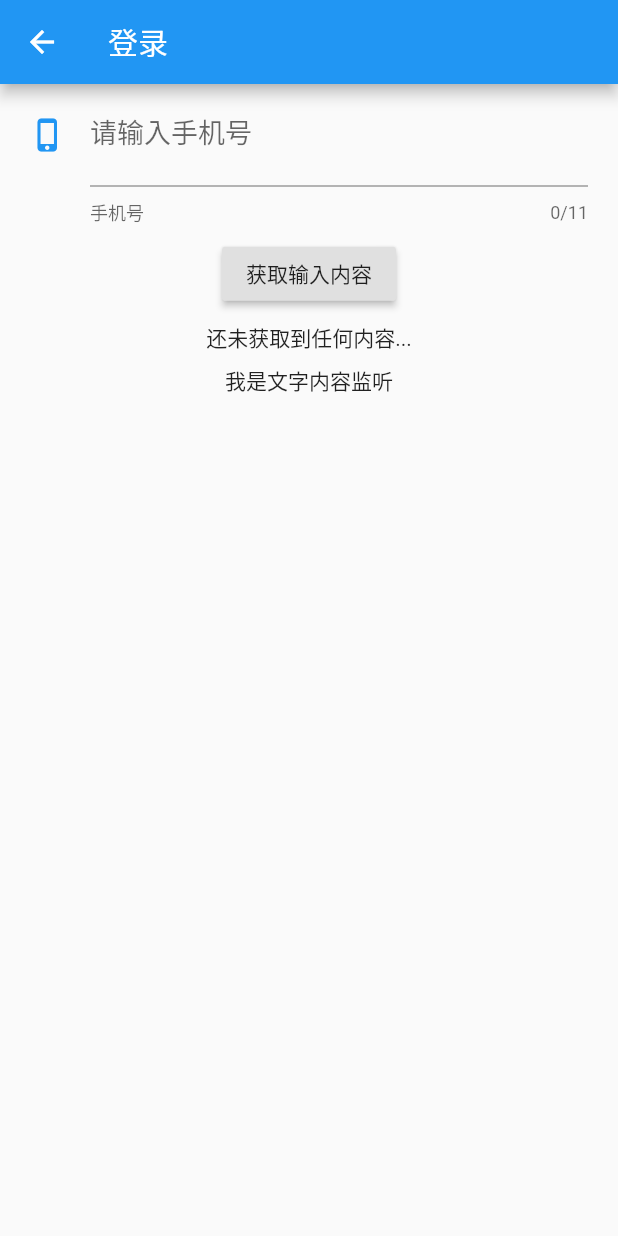
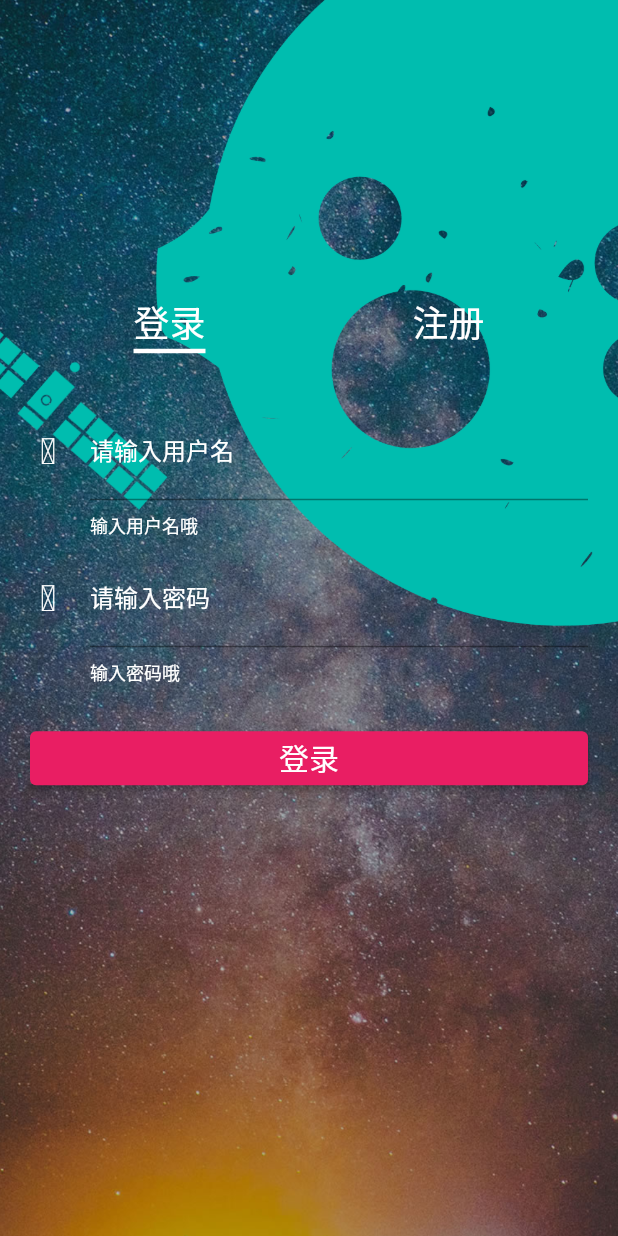
Before and after one commit to xxxxxxxxxxj/flutter_app, a Flutter app: the screen it shows after launch, tab 2 chosen, after a tap on "注册登录界面实战", on a phone screen of 412 x 824 dp. Run offline on Flutter 3.47's test engine with Material 2 defaults, Android fonts, the phone set to English and light mode, and no system bars; our stand-ins replace fluttertoast; network calls fail.

Commit message:
登录注册界面实战

```diff
--- a/lib/pages/appbar_main.dart
+++ b/lib/pages/appbar_main.dart
@@ -5,6 +5,7 @@ import 'package:flutter/cupertino.dart';
 import 'package:flutter_app/pages/layout_page.dart';
 import 'package:flutter_app/pages/login_page.dart';
 import 'package:flutter_app/pages/navigator_main.dart';
+import 'package:flutter_app/pages/registr_and_login.dart';
 
 class TabChangePage extends StatelessWidget {
   // 需要传入的参数
@@ -77,8 +78,9 @@ class TabChangePage extends StatelessWidget {
             mainAxisAlignment: MainAxisAlignment.center,
             children: <Widget>[
               RaisedButton(
-                onPressed: null,
-                child: Text('RaisedButton Disable'),
+                onPressed: () => Navigator.push(context,
+                    CupertinoPageRoute(builder: (_) => RegistrAndLoginPage())),
+                child: Text('注册登录界面实战'),
               ),
               RaisedButton(
                 onPressed: () {
@@ -131,10 +133,11 @@ class TabChangePage extends StatelessWidget {
                   width: 1,
                 ),
                 onPressed: () {
+                  // CupertinoPageRoute 为 iOS 风格切换，支持侧滑关闭当前页面
                   Navigator.push(
-                      context, CupertinoPageRoute(builder: (_) => LoginPage()));
+                      context, CupertinoPageRoute(builder: (_) => LoginPageTest()));
                 },
-                child: Text('注册登录界面实战'),
+                child: Text('注册登录界面实现'),
               ),
             ],
           ),
--- a/lib/pages/login_page.dart
+++ b/lib/pages/login_page.dart
@@ -1,13 +1,13 @@
 import 'package:flutter/material.dart';
 
-class LoginPage extends StatefulWidget {
+class LoginPageTest extends StatefulWidget {
   @override
   State<StatefulWidget> createState() {
-    return _LoginPageState();
+    return _LoginPageTestState();
   }
 }
 
-class _LoginPageState extends State<LoginPage> {
+class _LoginPageTestState extends State<LoginPageTest> {
   // 可以传入初始值
   TextEditingController _textEditingController = TextEditingController();
   FocusNode _focusNode = FocusNode();
--- /dev/null
+++ b/lib/pages/registr_and_login.dart
@@ -0,0 +1,343 @@
+import 'package:flutter/material.dart';
+import 'package:flutter_app/utils/third_icons.dart';
+import 'package:fluttertoast/fluttertoast.dart';
+
+class RegistrAndLoginPage extends StatefulWidget {
+  @override
+  State<StatefulWidget> createState() {
+    return _RegistrAndLoginPageState();
+  }
+}
+
+class _RegistrAndLoginPageState extends State<RegistrAndLoginPage>
+    with SingleTickerProviderStateMixin {
+  List<String> _titleList = ['登录', '注册'];
+  TabController _tabController;
+  List<Widget> _pages = [];
+  int _position = 0;
+
+  @override
+  void initState() {
+    super.initState();
+    _tabController = TabController(length: _titleList.length, vsync: this);
+    _pages..add(LoginPage())..add(RegistrPage());
+    // 当 tab 切换的时候，联动 IndexStack 的 child 页面也进行修改，通过 setState 来修改值
+    _tabController.addListener(() {
+      if (_tabController.indexIsChanging) {
+        setState(() {
+          _position = _tabController.index;
+        });
+      }
+    });
+  }
+
+  @override
+  void dispose() {
+    super.dispose();
+  }
+
+  @override
+  Widget build(BuildContext context) {
+    return Theme(
+        data: ThemeData(
+            primarySwatch: Colors.pink,
+            iconTheme: IconThemeData(color: Colors.pink)),
+        child: Scaffold(
+          body: Container(
+            alignment: Alignment.center,
+            //剧中显示
+            padding: EdgeInsets.all(20),
+            decoration: BoxDecoration(
+                image: DecorationImage(
+                    image: AssetImage('images/login_bg.png'),
+                    fit: BoxFit.cover)),
+            // 先忽略...下面会讲，主要是解决软键盘弹出的时候，界面内容会溢出的问题
+            child: SingleChildScrollView(
+              child: SafeArea(
+                  child: Column(
+                mainAxisAlignment: MainAxisAlignment.center,
+                children: <Widget>[
+                  //顶部页面指示器
+                  TabBar(
+                      indicatorSize: TabBarIndicatorSize.label,
+                      //指示器与字同宽
+                      controller: _tabController,
+                      indicatorWeight: 3,
+                      indicatorColor: Colors.white,
+                      // 返回 tab 列表
+                      tabs: _titleList
+                          .map((str) => Text(
+                                str,
+                                style: TextStyle(
+                                    fontSize: 24, color: Colors.white),
+                              ))
+                          .toList()),
+                  Padding(
+                    padding: EdgeInsets.only(top: 30),
+                    child: SizedBox(
+                      // 切换界面列表
+                      child: IndexedStack(
+                        children: _pages,
+                        index: _position,
+                      ),
+                    ),
+                  )
+                ],
+              )),
+            ),
+          ),
+        ));
+  }
+}
+
+class LoginPage extends StatefulWidget {
+  @override
+  State<StatefulWidget> createState() {
+    return _LoginPageState();
+  }
+}
+
+class _LoginPageState extends State<LoginPage> {
+  //用于判断表单内容是否有效
+  GlobalKey<FormState> _fromKey = GlobalKey();
+
+  //用于获取表单内容
+  TextEditingController _userNameController = TextEditingController();
+  TextEditingController _passwordController = TextEditingController();
+
+  @override
+  void dispose() {
+    super.dispose();
+    //防止内存溢出，销毁
+    _userNameController.dispose();
+    _passwordController.dispose();
+  }
+
+  @override
+  Widget build(BuildContext context) {
+    return Form(
+        key: _fromKey,
+        child: Column(
+          children: <Widget>[
+            Padding(
+              padding: EdgeInsets.symmetric(vertical: 4),
+              child: TextFormField(
+                controller: _userNameController,
+                style: TextStyle(color: Colors.white, fontSize: 16),
+                decoration: InputDecoration(
+                    icon: Icon(
+                      ThirdIcons.username,
+                      size: 24,
+                      color: Colors.white,
+                    ),
+                    labelText: "请输入用户名",
+                    labelStyle: TextStyle(
+                      color: Colors.white,
+                    ),
+                    helperText: '输入用户名哦',
+                    hintText: '请输入用户名哦',
+                    hintStyle: TextStyle(color: Colors.white),
+                    helperStyle: TextStyle(color: Colors.white)),
+                // 有效条件(为空不通过，返回提示语，通过返回 null)
+                validator: (value) =>
+                    value.trim().isNotEmpty ? null : '用户名不能为空哦',
+              ),
+            ),
+            Padding(
+              padding: EdgeInsets.symmetric(vertical: 4),
+              child: TextFormField(
+                obscureText: true,
+                //是否是密码
+                controller: _passwordController,
+                style: TextStyle(color: Colors.white, fontSize: 16),
+                decoration: InputDecoration(
+                  icon: Icon(
+                    ThirdIcons.password,
+                    size: 24,
+                    color: Colors.white,
+                  ),
+                  labelText: "请输入密码",
+                  labelStyle: TextStyle(
+                    color: Colors.white,
+                  ),
+                  helperText: '输入密码哦',
+                  hintText: '请输入密码哦',
+                  hintStyle: TextStyle(color: Colors.white),
+                  helperStyle: TextStyle(color: Colors.white),
+                ),
+                validator: (value) =>
+                    value.trim().length < 6 ? '密码长度不能小于6位' : null,
+              ),
+            ),
+            Padding(
+              padding: EdgeInsets.only(top: 20),
+              child: SizedBox(
+                width: MediaQuery.of(context).size.width,
+                child: RaisedButton(
+                  onPressed: _Login,
+                  color: Colors.pink,
+                  shape: RoundedRectangleBorder(
+                      borderRadius: BorderRadius.all(Radius.circular(4))),
+                  child: Text(
+                    '登录',
+                    style: TextStyle(color: Colors.white, fontSize: 20),
+                  ),
+                ),
+              ),
+            )
+          ],
+        ));
+  }
+
+  _Login() {
+    //取消焦点
+    FocusScope.of(context).requestFocus(FocusNode());
+    //判断表单是否有效
+    if (_fromKey.currentState.validate()) {
+      //获取输入框内容
+      var username = _userNameController.value.text;
+      var password = _passwordController.value.text;
+      //判断登录条件
+      if (username == '小可乐' && password == '20181119') {
+        // 引入的三方插件方法，`Flutter` 没有自带的 `Taost`
+        Fluttertoast.showToast(msg: '登录成功');
+      } else {
+        Fluttertoast.showToast(msg: '登录失败');
+      }
+    }
+  }
+}
+
+class RegistrPage extends StatefulWidget {
+  @override
+  State<StatefulWidget> createState() {
+    return _RegistrPageState();
+  }
+}
+
+class _RegistrPageState extends State<RegistrPage> {
+  //用于获取表单内容
+  TextEditingController _userNameController = TextEditingController();
+  TextEditingController _passwordController = TextEditingController();
+  TextEditingController _passwordConfirmController = TextEditingController();
+
+  @override
+  void dispose() {
+    _userNameController.dispose();
+    _passwordController.dispose();
+    _passwordConfirmController.dispose();
+    super.dispose();
+  }
+
+  @override
+  Widget build(BuildContext context) {
+    return Form(
+        child: Column(
+      children: <Widget>[
+        Padding(
+          padding: EdgeInsets.symmetric(vertical: 4),
+          child: TextFormField(
+            controller: _userNameController,
+            style: TextStyle(color: Colors.white, fontSize: 16),
+            decoration: InputDecoration(
+                icon: Icon(
+                  ThirdIcons.username,
+                  size: 24,
+                  color: Colors.white,
+                ),
+                labelText: "请输入用户名",
+                labelStyle: TextStyle(
+                  color: Colors.white,
+                ),
+                helperText: '输入用户名哦',
+                hintText: '请输入用户名哦',
+                hintStyle: TextStyle(color: Colors.white),
+                helperStyle: TextStyle(color: Colors.white)),
+            // 有效条件(为空不通过，返回提示语，通过返回 null)
+            validator: (value) => value.trim().isNotEmpty ? null : '用户名不能为空哦',
+          ),
+        ),
+        Padding(
+          padding: EdgeInsets.symmetric(vertical: 4),
+          child: TextFormField(
+            obscureText: true,
+            //是否是密码
+            controller: _passwordController,
+            style: TextStyle(color: Colors.white, fontSize: 16),
+            decoration: InputDecoration(
+              icon: Icon(
+                ThirdIcons.password,
+                size: 24,
+                color: Colors.white,
+              ),
+              labelText: "请输入密码",
+              labelStyle: TextStyle(
+                color: Colors.white,
+              ),
+              helperText: '输入密码哦',
+              hintText: '请输入密码哦',
+              hintStyle: TextStyle(color: Colors.white),
+              helperStyle: TextStyle(color: Colors.white),
+            ),
+            validator: (value) => value.trim().length < 6 ? '密码长度不能小于6位' : null,
+          ),
+        ),
+        Padding(
+          padding: EdgeInsets.symmetric(vertical: 4),
+          child: TextFormField(
+            obscureText: true,
+            //是否是密码
+            controller: _passwordConfirmController,
+            style: TextStyle(color: Colors.white, fontSize: 16),
+            decoration: InputDecoration(
+              icon: Icon(
+                ThirdIcons.password,
+                size: 24,
+                color: Colors.white,
+              ),
+              labelText: "请确认密码",
+              labelStyle: TextStyle(
+                color: Colors.white,
+              ),
+              helperText: '确认密码哦',
+              hintText: '请确认密码哦',
+              hintStyle: TextStyle(color: Colors.white),
+              helperStyle: TextStyle(color: Colors.white),
+            ),
+            validator: (value) => value.trim().length < 6 ? '密码长度不能小于6位' : null,
+          ),
+        ),
+        Padding(
+          padding: EdgeInsets.only(top: 20),
+          child: SizedBox(
+            width: MediaQuery.of(context).size.width,
+            child: RaisedButton(
+              onPressed: _Registr,
+              color: Colors.pink,
+              shape: RoundedRectangleBorder(
+                  borderRadius: BorderRadius.all(Radius.circular(4))),
+              child: Text(
+                '注册',
+                style: TextStyle(color: Colors.white, fontSize: 20),
+              ),
+            ),
+          ),
+        )
+      ],
+    ));
+  }
+
+  _Registr() {
+    var password = _passwordController.value.text;
+    var passwordconfirm = _passwordConfirmController.value.text;
+    if (password == passwordconfirm) {
+      _passwordConfirmController.clear();
+      _passwordController.clear();
+      _userNameController.clear();
+      Fluttertoast.showToast(msg: '注册成功');
+    } else {
+      Fluttertoast.showToast(msg: '注册失败，请确认密码');
+      _passwordConfirmController.clear();
+    }
+  }
+}
--- /dev/null
+++ b/lib/utils/third_icons.dart
@@ -0,0 +1,14 @@
+import 'package:flutter/material.dart';
+
+class ThirdIcons {
+  // codePoint 值通过打开 `demo_index.html` 获取
+  // 会在相应 icon 下带有相应的 code，把 `&#` 替换成 `0`，然后去掉最后的 `;` 即可
+  // 例如 &#xe672; 对应我们需要的图标就是 0xe672
+  static const IconData username = IconData(0xe677);
+  static const IconData password = IconData(0xe623);
+}
+
+class ThirdIconData extends IconData {
+  const ThirdIconData(int codePoint)
+      : super(codePoint, fontFamily: 'IconFonts');
+}
```
Also changed, not shown: pubspec.yaml (+10 -3 lines), pubspec.lock.
